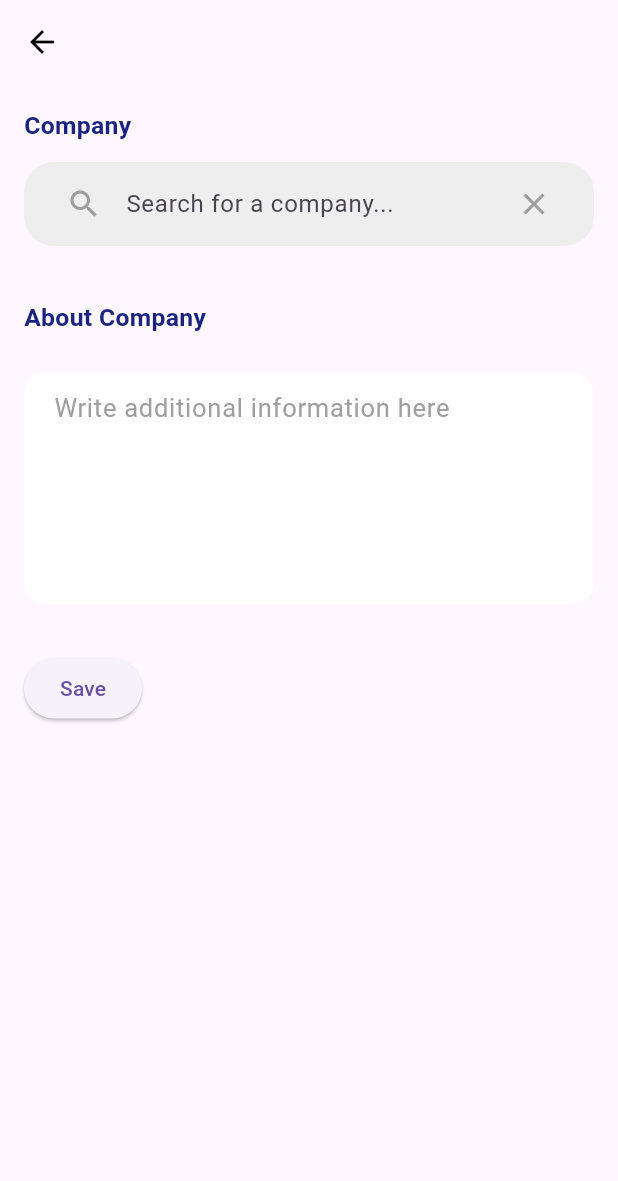
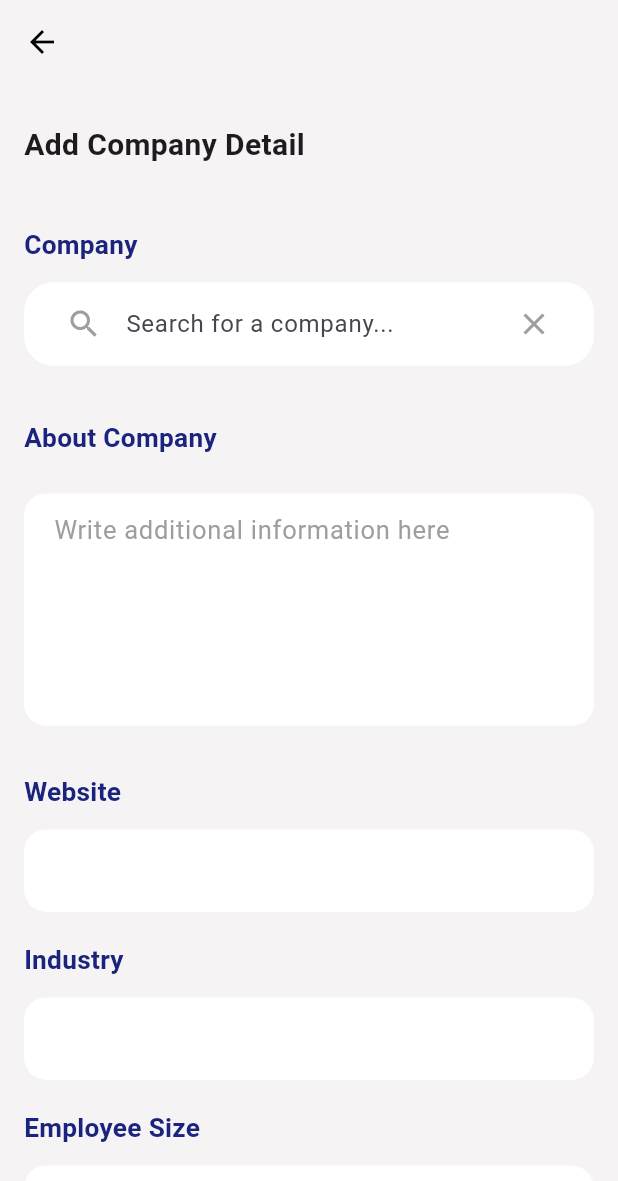
Before and after one commit to UMESH-042/Gigs, a Flutter app: the CompanyDetailsPage screen opened directly, on a phone screen of 412 x 824 dp. Shown: the top 1181 px of the screen. Run offline on Flutter 3.47's test engine with Material 3 defaults, Android fonts, the phone set to English and light mode, and no system bars; our stand-ins replace animated_splash_screen, cached_network_image, cloud_firestore, curved_navigation_bar, file_picker, firebase_auth and 12 more; missing offline and left inert: app_settings, easy_pdf_viewer, external_app_launcher; accounts and stored records are empty.

Commit message:
Doing Commpany Detail Page

```diff
--- a/lib/CompanyDetails/CompanyDetailsPage.dart
+++ b/lib/CompanyDetails/CompanyDetailsPage.dart
@@ -1,4 +1,5 @@
 import 'package:flutter/material.dart';
+import 'package:gigs/APIs/Industry.dart';
 import 'package:http/http.dart' as http;
 import 'dart:convert';
 
@@ -12,6 +13,11 @@ class CompanyDetailsPage extends StatefulWidget {
 class _CompanyDetailsPageState extends State<CompanyDetailsPage> {
   final TextEditingController _searchController = TextEditingController();
   final TextEditingController _aboutcompanyController = TextEditingController();
+  final TextEditingController _websitelinkController = TextEditingController();
+  final TextEditingController _industryController = TextEditingController();
+  final TextEditingController _employeesizedController =
+      TextEditingController();
+  final TextEditingController _headofficeController = TextEditingController();
   List<dynamic> searchResults = [];
   String selectedCompany = '';
 
@@ -42,6 +48,7 @@ class _CompanyDetailsPageState extends State<CompanyDetailsPage> {
   @override
   Widget build(BuildContext context) {
     return Scaffold(
+      backgroundColor: Color.fromARGB(255, 245, 243, 243),
       appBar: AppBar(
         backgroundColor: Colors.transparent,
         elevation: 0,
@@ -58,6 +65,17 @@ class _CompanyDetailsPageState extends State<CompanyDetailsPage> {
         child: Column(
           crossAxisAlignment: CrossAxisAlignment.start,
           children: [
+            SizedBox(
+              height: 10,
+            ),
+            Text(
+              'Add Company Detail',
+              style: TextStyle(
+                fontSize: 20,
+                fontWeight: FontWeight.bold,
+              ),
+            ),
+            SizedBox(height: 40),
             label('Company'),
             const SizedBox(
               height: 12,
@@ -70,6 +88,35 @@ class _CompanyDetailsPageState extends State<CompanyDetailsPage> {
             ),
             AboutCompany(),
             SizedBox(height: 20),
+            label('Website'),
+            const SizedBox(
+              height: 12,
+            ),
+            WebsiteLink(),
+            SizedBox(
+              height: 20,
+            ),
+            label('Industry'),
+            const SizedBox(
+              height: 12,
+            ),
+            Industry(),
+            SizedBox(
+              height: 20,
+            ),
+            label('Employee Size'),
+            const SizedBox(
+              height: 12,
+            ),
+            EmployeeSize(),
+            SizedBox(
+              height: 20,
+            ),
+            label('Head Office'),
+            const SizedBox(height: 12,),
+            HeadOffice(),
+            SizedBox(height: 20,),
+
             ElevatedButton(
               onPressed: () {
                 // Validate and save the company details to Firebase
@@ -88,6 +135,10 @@ class _CompanyDetailsPageState extends State<CompanyDetailsPage> {
   void dispose() {
     _aboutcompanyController.dispose();
     _searchController.dispose();
+    _employeesizedController.dispose();
+    _industryController.dispose();
+    _websitelinkController.dispose();
+    _headofficeController.dispose();
     super.dispose();
   }
 
@@ -96,7 +147,7 @@ class _CompanyDetailsPageState extends State<CompanyDetailsPage> {
         style: TextStyle(
           color: Colors.indigo[900]!,
           fontWeight: FontWeight.w600,
-          fontSize: 16.5,
+          fontSize: 17.5,
           letterSpacing: 0.2,
         ));
   }
@@ -133,7 +184,7 @@ class _CompanyDetailsPageState extends State<CompanyDetailsPage> {
         Container(
           padding: EdgeInsets.symmetric(horizontal: 16),
           decoration: BoxDecoration(
-            color: Colors.grey[200],
+            color: Colors.white,
             borderRadius: BorderRadius.circular(20),
           ),
           child: TextField(
@@ -204,4 +255,118 @@ class _CompanyDetailsPageState extends State<CompanyDetailsPage> {
       ],
     );
   }
+
+  Widget WebsiteLink() {
+    return Container(
+      height: 55,
+      width: MediaQuery.of(context).size.width,
+      decoration: BoxDecoration(
+        color: Colors.white,
+        borderRadius: BorderRadius.circular(15),
+      ),
+      child: TextFormField(
+        controller: _websitelinkController,
+        style: const TextStyle(
+          color: Colors.black,
+          fontSize: 17,
+        ),
+        decoration: InputDecoration(
+          border: InputBorder.none,
+          hintText: "",
+          hintStyle: TextStyle(color: Colors.grey[500], fontSize: 17),
+          contentPadding: EdgeInsets.only(left: 20, right: 20),
+        ),
+      ),
+    );
+  }
+
+  Widget Industry() {
+    return GestureDetector(
+      onTap: () async {
+        final selectedValue = await Navigator.push(
+          context,
+          MaterialPageRoute(builder: (context) => IndustryScreen()),
+        );
+
+        if (selectedValue != null) {
+          setState(() {
+            _industryController.text =
+                selectedValue; // Set the selected value in your controller
+          });
+        }
+      },
+      child: Container(
+        height: 55,
+        width: MediaQuery.of(context).size.width,
+        decoration: BoxDecoration(
+          color: Colors.white,
+          borderRadius: BorderRadius.circular(15),
+        ),
+        child: IgnorePointer(
+          child: TextFormField(
+            controller: _industryController,
+            style: const TextStyle(
+              color: Colors.black,
+              fontSize: 17,
+            ),
+            decoration: InputDecoration(
+              border: InputBorder.none,
+              hintText: "",
+              hintStyle: TextStyle(color: Colors.grey[500], fontSize: 17),
+              contentPadding: EdgeInsets.only(left: 20, right: 20),
+            ),
+          ),
+        ),
+      ),
+    );
+  }
+
+  Widget EmployeeSize() {
+    return Container(
+      height: 55,
+      width: MediaQuery.of(context).size.width,
+      decoration: BoxDecoration(
+        color: Colors.white,
+        borderRadius: BorderRadius.circular(15),
+      ),
+      child: TextFormField(
+        keyboardType: TextInputType.number,
+        controller: _employeesizedController,
+        style: const TextStyle(
+          color: Colors.black,
+          fontSize: 17,
+        ),
+        decoration: InputDecoration(
+          border: InputBorder.none,
+          hintText: "",
+          hintStyle: TextStyle(color: Colors.grey[500], fontSize: 17),
+          contentPadding: EdgeInsets.only(left: 20, right: 20),
+        ),
+      ),
+    );
+  }
+
+  Widget HeadOffice() {
+    return Container(
+      height: 55,
+      width: MediaQuery.of(context).size.width,
+      decoration: BoxDecoration(
+        color: Colors.white,
+        borderRadius: BorderRadius.circular(15),
+      ),
+      child: TextFormField(
+        controller: _headofficeController,
+        style: const TextStyle(
+          color: Colors.black,
+          fontSize: 17,
+        ),
+        decoration: InputDecoration(
+          border: InputBorder.none,
+          hintText: "",
+          hintStyle: TextStyle(color: Colors.grey[500], fontSize: 17),
+          contentPadding: EdgeInsets.only(left: 20, right: 20),
+        ),
+      ),
+    );
+  }
 }
```
Also changed, not shown: lib/APIs/Industry.dart (added, +159 -0 lines).
